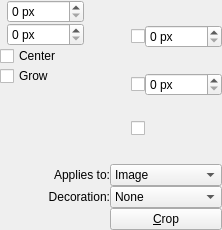
KDE/krita, file krita/plugins/tools/tool_crop/wdg_tool_crop.ui: the form before one commit.
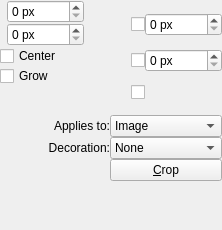
The form after the commit. Custom widgets are drawn as their Qt base class.

Commit message: BUG:346430 Reset the crop rect when changing the grow option

What changed in the file:
```diff
--- a/krita/plugins/tools/tool_crop/wdg_tool_crop.ui
+++ b/krita/plugins/tools/tool_crop/wdg_tool_crop.ui
@@ -308,6 +308,19 @@
        </item>
       </widget>
      </item>
+     <item row="3" column="1">
+      <spacer name="verticalSpacer_2">
+       <property name="orientation">
+        <enum>Qt::Vertical</enum>
+       </property>
+       <property name="sizeHint" stdset="0">
+        <size>
+         <width>20</width>
+         <height>40</height>
+        </size>
+       </property>
+      </spacer>
+     </item>
     </layout>
    </item>
    <item>
```
Left out of the diff: 24 changed lines with no effect on the pictures. The commit also changes 1 other file.
